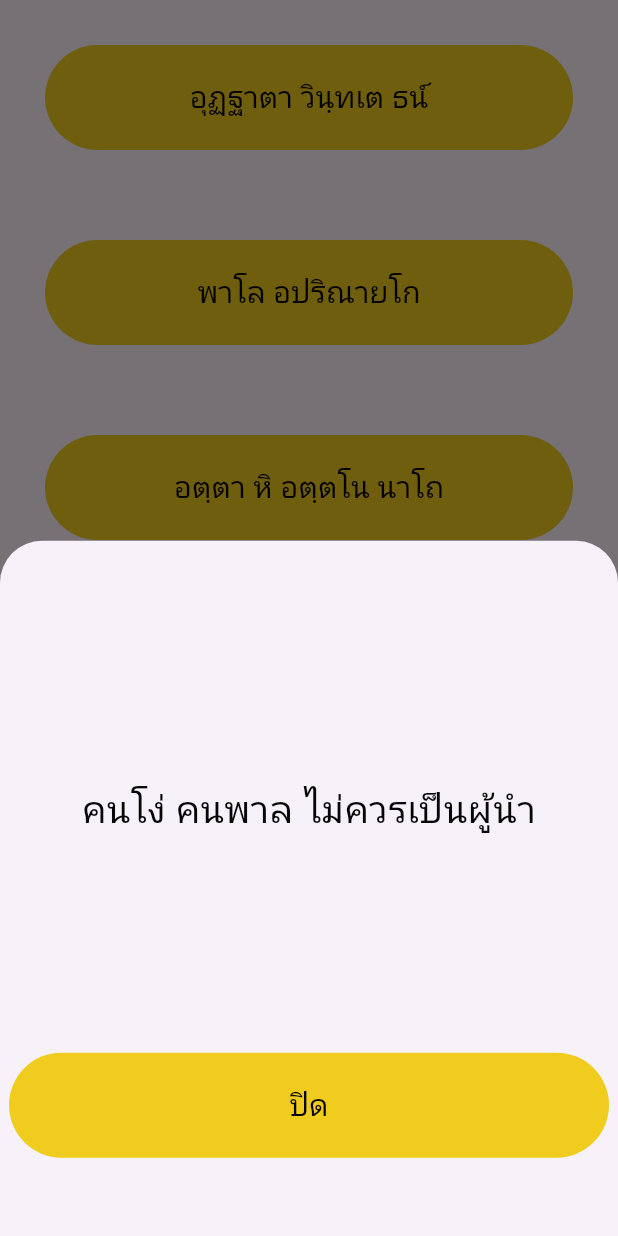
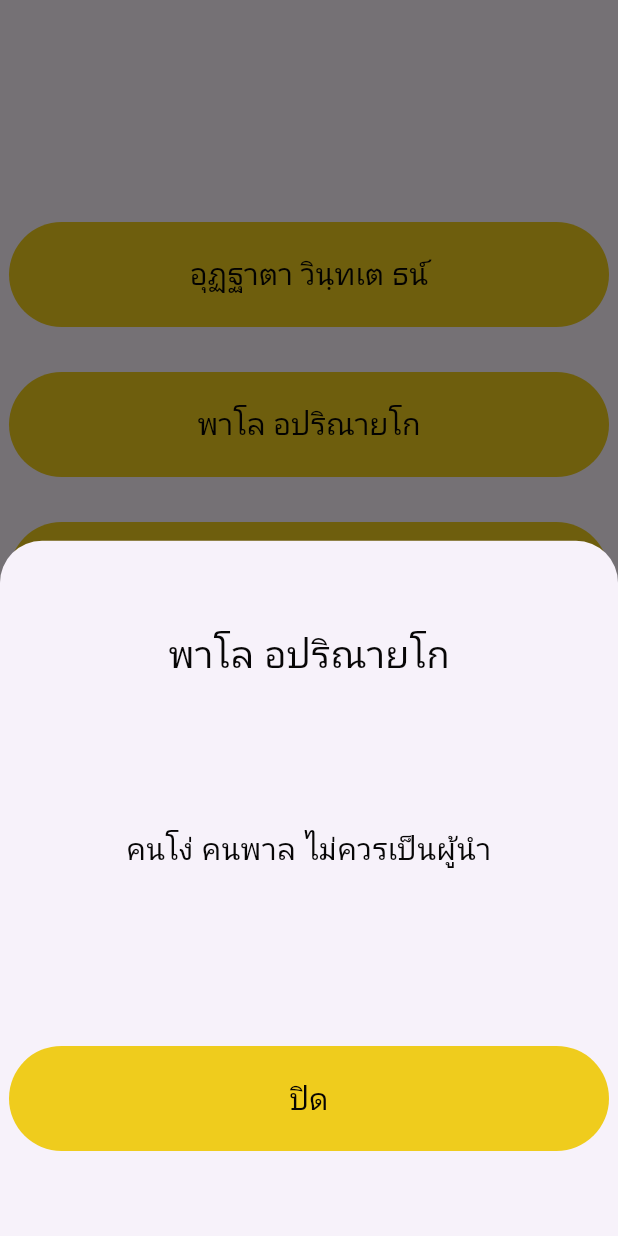
Before and after one commit to punburapa/CP213_Project, a Flutter app: the screen it shows after launch, item 2 of the bottom bar chosen, after a tap on "พาโล อปริณายโก", on a phone screen of 412 x 824 dp. Run offline on Flutter 3.47's test engine with Material 3 defaults, Android fonts, the phone set to English and light mode, and no system bars.

Commit message:
supasit scoll

```diff
--- a/lib/supasit.dart
+++ b/lib/supasit.dart
@@ -10,35 +10,23 @@ class supasit extends StatefulWidget {
 class _Mysupasit extends State<supasit> {
   @override
   Widget build(BuildContext context) {
-    return Center(
-      child: Column(
-        children: [
-          Padding(
-            padding: const EdgeInsets.all(30),
-            child: ElevatedButton(
+    return SingleChildScrollView(
+      physics:
+          const AlwaysScrollableScrollPhysics(), // Enable scrolling even when content is not overflowed
+      scrollDirection: Axis.vertical, // Vertical scrolling
+      child: Center(
+        child: Column(
+          children: [
+            const SizedBox(height: 30),
+            ElevatedButton(
               style: buttonStyle,
-              child: const Text(
-                style: TextStyle(
-                    fontSize: 20, color: Color.fromARGB(251, 3, 2, 2)),
-                'อุฏฐาตา วินฺทเต ธน์',
-              ),
               onPressed: () {
                 showModalBottomSheet<void>(
                   context: context,
                   builder: (BuildContext context) {
-                    return SizedBox(
-                      height: 500,
-                      child: Center(
-                        child: Column(
-                          mainAxisAlignment: MainAxisAlignment.center,
-                          mainAxisSize: MainAxisSize.min,
-                          children: <Widget>[
-                            const Text(
-                                style: TextStyle(
-                                  fontSize: 25,
-                                  color: Color.fromARGB(251, 3, 2, 2),
-                                ),
-                                '''
+                    return _buildBottomSheet(
+                      title: 'อุฏฐาตา วินฺทเต ธน์',
+                      content: '''
 
 
 
@@ -46,50 +34,27 @@ class _Mysupasit extends State<supasit> {
 
 
 
-                              '''),
-                            ElevatedButton(
-                              style: buttonStyle,
-                              child: const Text(
-                                  style: TextStyle(
-                                      fontSize: 20,
-                                      color: Color.fromARGB(251, 3, 2, 2)),
-                                  'ปิด'),
-                              onPressed: () => Navigator.pop(context),
-                            ),
-                          ],
-                        ),
-                      ),
+''',
                     );
                   },
                 );
               },
-            ),
-          ),
-          Padding(
-            padding: const EdgeInsets.all(30),
-            child: ElevatedButton(
-              style: buttonStyle,
               child: const Text(
+                'อุฏฐาตา วินฺทเต ธน์',
                 style: TextStyle(
                     fontSize: 20, color: Color.fromARGB(251, 3, 2, 2)),
-                'พาโล อปริณายโก',
               ),
+            ),
+            const SizedBox(height: 30),
+            ElevatedButton(
+              style: buttonStyle,
               onPressed: () {
                 showModalBottomSheet<void>(
                   context: context,
                   builder: (BuildContext context) {
-                    return SizedBox(
-                      height: 500,
-                      child: Center(
-                        child: Column(
-                          mainAxisAlignment: MainAxisAlignment.center,
-                          mainAxisSize: MainAxisSize.min,
-                          children: <Widget>[
-                            const Text(
-                                style: TextStyle(
-                                    fontSize: 25,
-                                    color: Color.fromARGB(251, 3, 2, 2)),
-                                '''
+                    return _buildBottomSheet(
+                      title: 'พาโล อปริณายโก',
+                      content: '''
 
 
 
@@ -97,50 +62,27 @@ class _Mysupasit extends State<supasit> {
 
 
 
-                              '''),
-                            ElevatedButton(
-                              style: buttonStyle,
-                              child: const Text(
-                                  style: TextStyle(
-                                      fontSize: 20,
-                                      color: Color.fromARGB(251, 3, 2, 2)),
-                                  'ปิด'),
-                              onPressed: () => Navigator.pop(context),
-                            ),
-                          ],
-                        ),
-                      ),
+''',
                     );
                   },
                 );
               },
-            ),
-          ),
-          Padding(
-            padding: const EdgeInsets.all(30),
-            child: ElevatedButton(
-              style: buttonStyle,
               child: const Text(
+                'พาโล อปริณายโก',
                 style: TextStyle(
                     fontSize: 20, color: Color.fromARGB(251, 3, 2, 2)),
-                'อตฺตา หิ อตฺตโน นาโถ',
               ),
+            ),
+            const SizedBox(height: 30),
+            ElevatedButton(
+              style: buttonStyle,
               onPressed: () {
                 showModalBottomSheet<void>(
                   context: context,
                   builder: (BuildContext context) {
-                    return SizedBox(
-                      height: 500,
-                      child: Center(
-                        child: Column(
-                          mainAxisAlignment: MainAxisAlignment.center,
-                          mainAxisSize: MainAxisSize.min,
-                          children: <Widget>[
-                            const Text(
-                                style: TextStyle(
-                                    fontSize: 25,
-                                    color: Color.fromARGB(251, 3, 2, 2)),
-                                '''
+                    return _buildBottomSheet(
+                      title: 'อตฺตา หิ อตฺตโน นาโถ',
+                      content: '''
 
 
 
@@ -148,50 +90,27 @@ class _Mysupasit extends State<supasit> {
 
 
 
-                              '''),
-                            ElevatedButton(
-                              style: buttonStyle,
-                              child: const Text(
-                                  style: TextStyle(
-                                      fontSize: 20,
-                                      color: Color.fromARGB(251, 3, 2, 2)),
-                                  'ปิด'),
-                              onPressed: () => Navigator.pop(context),
-                            ),
-                          ],
-                        ),
-                      ),
+''',
                     );
                   },
                 );
               },
-            ),
-          ),
-          Padding(
-            padding: const EdgeInsets.all(30),
-            child: ElevatedButton(
-              style: buttonStyle,
               child: const Text(
+                'อตฺตา หิ อตฺตโน นาโถ',
                 style: TextStyle(
                     fontSize: 20, color: Color.fromARGB(251, 3, 2, 2)),
-                'ปญฺญาว ธเนน เสยุโย',
               ),
+            ),
+            const SizedBox(height: 30),
+            ElevatedButton(
+              style: buttonStyle,
               onPressed: () {
                 showModalBottomSheet<void>(
                   context: context,
                   builder: (BuildContext context) {
-                    return SizedBox(
-                      height: 500,
-                      child: Center(
-                        child: Column(
-                          mainAxisAlignment: MainAxisAlignment.center,
-                          mainAxisSize: MainAxisSize.min,
-                          children: <Widget>[
-                            const Text(
-                                style: TextStyle(
-                                    fontSize: 25,
-                                    color: Color.fromARGB(251, 3, 2, 2)),
-                                '''
+                    return _buildBottomSheet(
+                      title: 'ปญฺญาว ธเนน เสยุโย',
+                      content: '''
 
 
 
@@ -199,50 +118,27 @@ class _Mysupasit extends State<supasit> {
 
 
 
-                              '''),
-                            ElevatedButton(
-                              style: buttonStyle,
-                              child: const Text(
-                                  style: TextStyle(
-                                      fontSize: 25,
-                                      color: Color.fromARGB(251, 3, 2, 2)),
-                                  'ปิด'),
-                              onPressed: () => Navigator.pop(context),
-                            ),
-                          ],
-                        ),
-                      ),
+''',
                     );
                   },
                 );
               },
-            ),
-          ),
-          Padding(
-            padding: const EdgeInsets.all(30),
-            child: ElevatedButton(
-              style: buttonStyle,
               child: const Text(
+                'ปญฺญาว ธเนน เสยุโย',
                 style: TextStyle(
                     fontSize: 20, color: Color.fromARGB(251, 3, 2, 2)),
-                'อตฺตา หเว ซิตี้ เสยุโย',
               ),
+            ),
+            const SizedBox(height: 30),
+            ElevatedButton(
+              style: buttonStyle,
               onPressed: () {
                 showModalBottomSheet<void>(
                   context: context,
                   builder: (BuildContext context) {
-                    return SizedBox(
-                      height: 500,
-                      child: Center(
-                        child: Column(
-                          mainAxisAlignment: MainAxisAlignment.start,
-                          mainAxisSize: MainAxisSize.min,
-                          children: <Widget>[
-                            const Text(
-                                style: TextStyle(
-                                    fontSize: 25,
-                                    color: Color.fromARGB(251, 3, 2, 2)),
-                                '''
+                    return _buildBottomSheet(
+                      title: 'อตฺตา หเว ซิตี้ เสยุโย',
+                      content: '''
 
 
 
@@ -250,26 +146,55 @@ class _Mysupasit extends State<supasit> {
 
 
 
-                              '''),
-                            ElevatedButton(
-                              style: buttonStyle,
-                              child: const Text(
-                                  style: TextStyle(
-                                      fontSize: 20,
-                                      color: Color.fromARGB(251, 3, 2, 2)),
-                                  'ปิด'),
-                              onPressed: () => Navigator.pop(context),
-                            ),
-                          ],
-                        ),
-                      ),
+''',
                     );
                   },
                 );
               },
+              child: const Text(
+                'อตฺตา หเว ซิตี้ เสยุโย',
+                style: TextStyle(
+                    fontSize: 20, color: Color.fromARGB(251, 3, 2, 2)),
+              ),
             ),
-          ),
-        ],
+            const SizedBox(height: 30),
+          ],
+        ),
+      ),
+    );
+  }
+
+  Widget _buildBottomSheet({required String title, required String content}) {
+    return SizedBox(
+      height: 500,
+      child: Center(
+        child: Column(
+          mainAxisAlignment: MainAxisAlignment.center,
+          mainAxisSize: MainAxisSize.min,
+          children: <Widget>[
+            Text(
+              title,
+              style: const TextStyle(
+                  fontSize: 25, color: Color.fromARGB(251, 3, 2, 2)),
+            ),
+            const SizedBox(height: 10),
+            Text(
+              content,
+              style: const TextStyle(
+                  fontSize: 20, color: Color.fromARGB(251, 3, 2, 2)),
+              textAlign: TextAlign.center,
+            ),
+            ElevatedButton(
+              style: buttonStyle,
+              child: const Text(
+                'ปิด',
+                style: TextStyle(
+                    fontSize: 20, color: Color.fromARGB(251, 3, 2, 2)),
+              ),
+              onPressed: () => Navigator.pop(context),
+            ),
+          ],
+        ),
       ),
     );
   }
```
Also changed, not shown: lib/clock.dart (+7 -6 lines).
